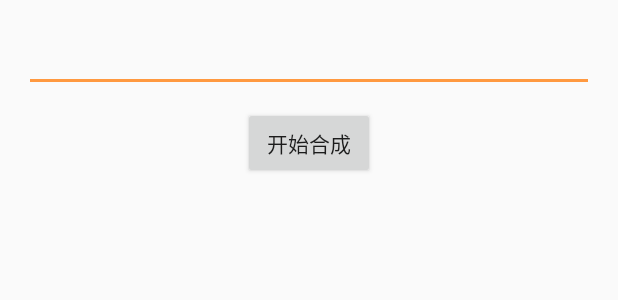
After one commit to NicolasKun/MemoDemo, an Android app: the layout activity_ifly_voice_demo.xml on its own in the app's theme, with its tools: preview values and no code run, on a phone screen of 412 x 824 dp. The commit adds this screen. Shown: the top 300 px of the screen. Run offline under Robolectric (Android 15) with nearby library versions, the phone set to English and light mode, and no system bars.

Commit message:
讯飞语音合成~

```diff
--- a/app/src/main/java/cn/leeq/util/memodemo/ui/MainActivity.java
+++ b/app/src/main/java/cn/leeq/util/memodemo/ui/MainActivity.java
@@ -109,6 +109,9 @@ public class MainActivity extends BaseActivity implements AdapterView.OnItemClic
             case 17:
                 startToActivity(QiniuDemo.class);
                 break;
+            case 18:
+                startToActivity(IflyVoiceDemo.class);
+                break;
         }
     }
 
--- /dev/null
+++ b/app/src/main/res/layout/activity_ifly_voice_demo.xml
@@ -0,0 +1,30 @@
+<?xml version="1.0" encoding="utf-8"?>
+<RelativeLayout xmlns:android="http://schemas.android.com/apk/res/android"
+    xmlns:tools="http://schemas.android.com/tools"
+    android:layout_width="match_parent"
+    android:layout_height="match_parent"
+    android:paddingBottom="@dimen/activity_vertical_margin"
+    android:paddingLeft="@dimen/activity_horizontal_margin"
+    android:paddingRight="@dimen/activity_horizontal_margin"
+    android:paddingTop="@dimen/activity_vertical_margin"
+    tools:context="cn.leeq.util.memodemo.ui.IflyVoiceDemo">
+    <LinearLayout
+        android:layout_width="match_parent"
+        android:layout_height="wrap_content"
+        android:orientation="vertical"
+        android:gravity="center_horizontal"
+        android:layout_centerHorizontal="true">
+        <EditText
+            android:layout_width="match_parent"
+            android:layout_height="wrap_content"
+            android:minHeight="35dp"
+            android:layout_marginBottom="10dp"
+            android:id="@+id/if_ed_content"/>
+        <Button
+            android:id="@+id/if_btn_start_play"
+            android:onClick="play"
+            android:layout_width="wrap_content"
+            android:layout_height="wrap_content"
+            android:text="开始合成"/>
+    </LinearLayout>
+</RelativeLayout>
--- a/app/src/main/res/values/strings.xml
+++ b/app/src/main/res/values/strings.xml
@@ -20,6 +20,7 @@
         <item>Retrofit</item>
         <item>蓝牙</item>
         <item>录音\n上传\t播放</item>
+        <item>讯飞\n语音合成</item>
     </string-array>
     <string name="title_activity_xutils_dbdemo">XUtilsDBDemo</string>
     <string name="menu_search">搜索</string>
@@ -27,7 +28,7 @@
     <string name="format_string">%1$d/%2$d</string>
 
     <string name="scan_text">将二维码放入框内, 即可自动扫描</string>
-
+    <string name="ifly_voice_content">您有一个新订单啦\n收件地址在南美洲巴西联邦共和国伊比公园东门\n现在接单吗</string>
     <!-- 保存到共享数据的值：0，1，2，3，4，5，6 -->
     <string-array name="feeds_list">
         <item>"0mm"</item>
```
Also changed, not shown: app/src/main/AndroidManifest.xml (+8 -1 lines), app/src/main/java/cn/leeq/util/memodemo/ui/IflyVoiceDemo.java (added, +165 -0 lines), app/libs/Msc.jar (added), 1 other file.
